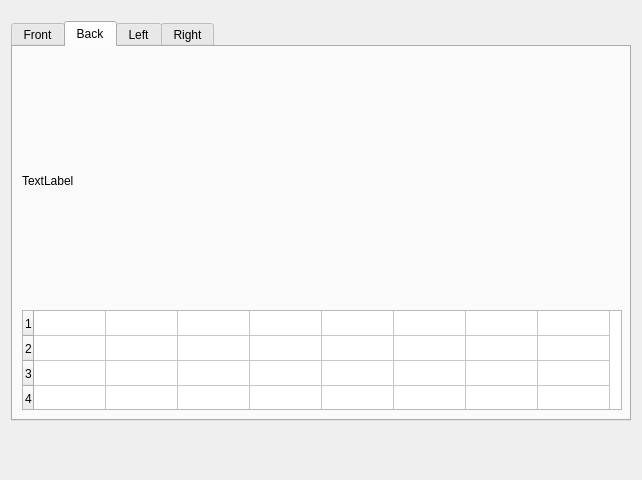
Old version of the form polyfit.ui in the repository lovelers/360blend.
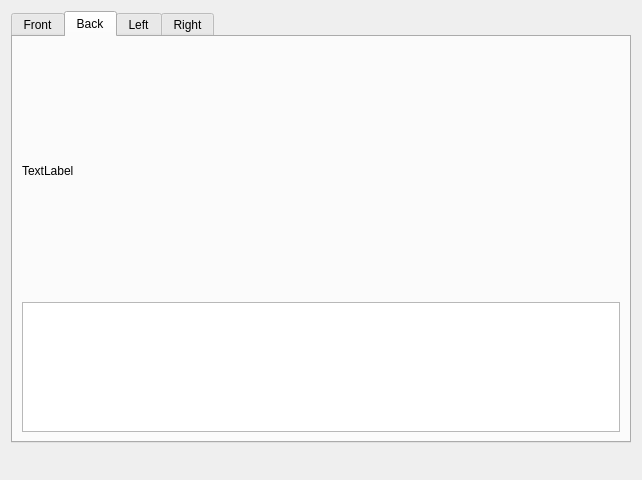
New version of the form. The open tabs and pages were chosen to show the change. Custom widgets are drawn as their Qt base class.

Diff of the .ui file:
```diff
--- a/polyfit.ui
+++ b/polyfit.ui
@@ -12,8 +12,8 @@
   </property>
   <property name="maximumSize">
    <size>
-    <width>640</width>
-    <height>480</height>
+    <width>1920</width>
+    <height>1280</height>
    </size>
   </property>
   <property name="windowTitle">
@@ -22,6 +22,12 @@
   <layout class="QGridLayout" name="gridLayout_5">
    <item row="0" column="0">
     <widget class="QTabWidget" name="tabWidget">
+     <property name="sizePolicy">
+      <sizepolicy hsizetype="Preferred" vsizetype="Preferred">
+       <horstretch>0</horstretch>
+       <verstretch>0</verstretch>
+      </sizepolicy>
+     </property>
      <property name="minimumSize">
       <size>
        <width>620</width>
@@ -30,8 +36,8 @@
      </property>
      <property name="maximumSize">
       <size>
-       <width>620</width>
-       <height>400</height>
+       <width>1920</width>
+       <height>900</height>
       </size>
      </property>
      <property name="currentIndex">
@@ -153,91 +159,6 @@
        <string>Back</string>
       </attribute>
       <layout class="QGridLayout" name="gridLayout">
-       <item row="1" column="0">
-        <widget class="QTableWidget" name="tableWidgetBack">
-         <property name="sizePolicy">
-          <sizepolicy hsizetype="Fixed" vsizetype="Fixed">
-           <horstretch>0</horstretch>
-           <verstretch>0</verstretch>
-          </sizepolicy>
-         </property>
-         <property name="minimumSize">
-          <size>
-           <width>600</width>
-           <height>100</height>
-          </size>
-         </property>
-         <property name="maximumSize">
-          <size>
-           <width>600</width>
-           <height>100</height>
-          </size>
-         </property>
-         <property name="verticalScrollBarPolicy">
-          <enum>Qt::ScrollBarAlwaysOff</enum>
-         </property>
-         <property name="horizontalScrollBarPolicy">
-          <enum>Qt::ScrollBarAlwaysOff</enum>
-         </property>
-         <property name="sizeAdjustPolicy">
-          <enum>QAbstractScrollArea::AdjustIgnored</enum>
-         </property>
-         <property name="autoScroll">
-          <bool>false</bool>
-         </property>
-         <property name="autoScrollMargin">
-          <number>0</number>
-         </property>
-         <property name="editTriggers">
-          <set>QAbstractItemView::AllEditTriggers</set>
-         </property>
-         <property name="tabKeyNavigation">
-          <bool>false</bool>
-         </property>
-         <property name="showDropIndicator" stdset="0">
-          <bool>false</bool>
-         </property>
-         <property name="dragDropOverwriteMode">
-          <bool>false</bool>
-         </property>
-         <property name="verticalScrollMode">
-          <enum>QAbstractItemView::ScrollPerItem</enum>
-         </property>
-         <property name="rowCount">
-          <number>4</number>
-         </property>
-         <property name="columnCount">
-          <number>8</number>
-         </property>
-         <attribute name="horizontalHeaderVisible">
-          <bool>false</bool>
-         </attribute>
-         <attribute name="horizontalHeaderDefaultSectionSize">
-          <number>72</number>
-         </attribute>
-         <attribute name="horizontalHeaderMinimumSectionSize">
-          <number>25</number>
-         </attribute>
-         <attribute name="verticalHeaderDefaultSectionSize">
-          <number>25</number>
-         </attribute>
-         <attribute name="verticalHeaderMinimumSectionSize">
-          <number>24</number>
-         </attribute>
-         <row/>
-         <row/>
-         <row/>
-         <row/>
-         <column/>
-         <column/>
-         <column/>
-         <column/>
-         <column/>
-         <column/>
-         <column/>
-         <column/>
-        </widget>
-       </item>
        <item row="0" column="0">
         <widget class="QLabel" name="labelBack">
          <property name="minimumSize">
@@ -257,6 +178,9 @@
          </property>
         </widget>
        </item>
+       <item row="1" column="0">
+        <widget class="QTableView" name="tableViewBack"/>
+       </item>
       </layout>
      </widget>
      <widget class="QWidget" name="tabLeft">
@@ -514,6 +438,13 @@
    </item>
   </layout>
  </widget>
+ <customwidgets>
+  <customwidget>
+   <class>PolyfitLabel</class>
+   <extends>QLabel</extends>
+   <header location="global">polyfitlabel.h</header>
+  </customwidget>
+ </customwidgets>
  <resources/>
  <connections/>
 </ui>
```
Left out of the diff: 251 changed lines with no effect on the pictures.
